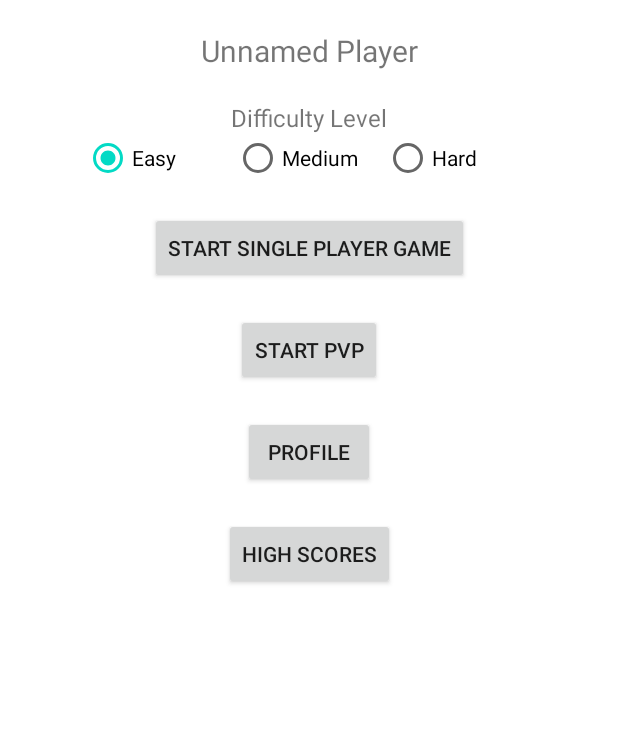
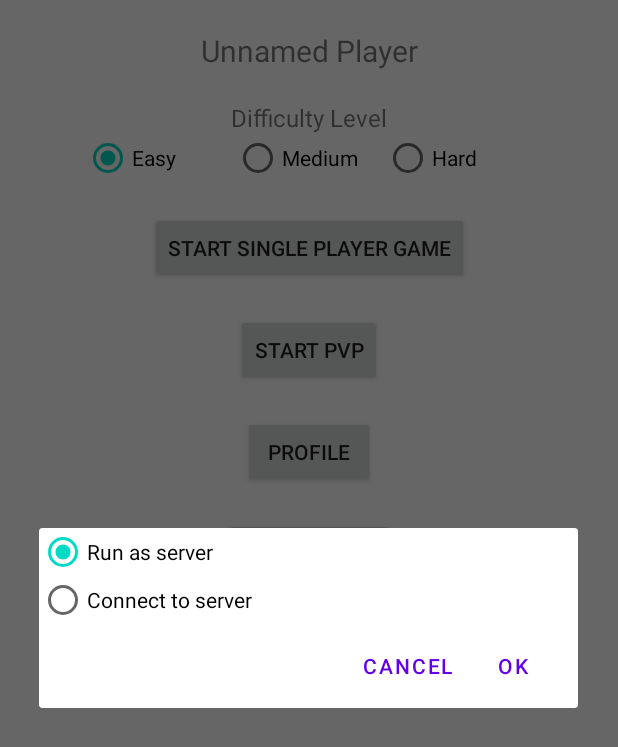
Before and after one commit to mengchun0120/box, an Android app: the screen it shows after launch (MainActivity), after a tap on "START PVP", on a phone screen of 412 x 824 dp. Shown: the top 747 px of the screen. Run offline under Robolectric (Android 15) with nearby library versions, the phone set to English and light mode, and no system bars; our stand-ins replace Room's generated code.

Commit message:
Added serverOrClient alertDiaglo

```diff
--- a/app/src/main/java/com/mcdane/box/Box.kt
+++ b/app/src/main/java/com/mcdane/box/Box.kt
@@ -60,7 +60,7 @@ class Box {
         const val BOX_ROWS = 4
         const val BOX_COLS = 4
         const val BOX_BREATH = 50.0f
-        const val SMALL_BOX_BREATH = 5f
+        const val SMALL_BOX_BREATH = 20f
         const val BOX_SPACING = 1.0f
         const val BOX_SPAN = BOX_BREATH + BOX_SPACING
         const val SMALL_BOX_SPAN = SMALL_BOX_BREATH + BOX_SPACING
--- a/app/src/main/java/com/mcdane/box/BoxActivity.kt
+++ b/app/src/main/java/com/mcdane/box/BoxActivity.kt
@@ -12,6 +12,8 @@ class BoxActivity : AppCompatActivity() {
             this,
             intent.getStringExtra("playerName") ?: "Unnamed Player",
             intent.getIntExtra("maxLevel", 0),
+            intent.getBooleanExtra("isMultiplayer", false),
+            intent.getBooleanExtra("serverOrClient", false),
         )
         setContentView(view)
     }
--- a/app/src/main/java/com/mcdane/box/MainActivity.kt
+++ b/app/src/main/java/com/mcdane/box/MainActivity.kt
@@ -1,10 +1,12 @@
 package com.mcdane.box
 
 import android.app.Activity
+import android.app.AlertDialog
 import android.content.Context
 import android.content.Intent
 import android.os.Bundle
 import android.util.Log
+import android.view.LayoutInflater
 import android.widget.Button
 import android.widget.RadioGroup
 import android.widget.TextView
@@ -107,11 +109,27 @@ class MainActivity : Activity() {
         val intent = Intent(this, BoxActivity::class.java)
         intent.putExtra("maxLevel", maxLevel)
         intent.putExtra("playerName", playerName)
+        intent.putExtra("isMultiplayer", false)
         startActivity(intent)
     }
 
     private fun onPvPGameClicked() {
-        Log.i(TAG, "PvP Game")
+        AlertDialog.Builder(this).apply{
+            val view = layoutInflater.inflate(R.layout.server_or_client, null)
+            setView(view)
+
+            val serverOrClient = view.findViewById<RadioGroup>(R.id.server_or_client)
+
+            setPositiveButton(R.string.ok) { dialog, _ ->
+                startPvPGame(
+                    serverOrClient.checkedRadioButtonId == R.id.run_as_server_button
+                )
+                dialog.dismiss()
+            }
+            setNegativeButton(R.string.cancel) { dialog, _ ->
+                dialog.dismiss()
+            }
+        }.show()
     }
 
     private fun onProfileClicked() {
@@ -129,6 +147,15 @@ class MainActivity : Activity() {
         startActivity(intent)
     }
 
+    private fun startPvPGame(serverOrClient: Boolean) {
+        val intent = Intent(this, BoxActivity::class.java)
+        intent.putExtra("maxLevel", maxLevel)
+        intent.putExtra("playerName", playerName)
+        intent.putExtra("isMultiplayer", true)
+        intent.putExtra("serverOrClient", serverOrClient)
+        startActivity(intent)
+    }
+
     private fun savePlayer(intent: Intent) {
         player = Player(
             intent.getStringExtra("firstName").toString(),
--- /dev/null
+++ b/app/src/main/res/layout/server_or_client.xml
@@ -0,0 +1,29 @@
+<?xml version="1.0" encoding="utf-8"?>
+<LinearLayout xmlns:android="http://schemas.android.com/apk/res/android"
+    android:orientation="vertical"
+    android:layout_width="match_parent"
+    android:layout_height="match_parent">
+
+    <RadioGroup
+        android:id="@+id/server_or_client"
+        android:layout_width="wrap_content"
+        android:layout_height="wrap_content">
+
+        <RadioButton
+            android:id="@+id/run_as_server_button"
+            android:layout_width="wrap_content"
+            android:layout_height="wrap_content"
+            android:checked="true"
+            android:text="@string/run_as_server"
+            />
+
+        <RadioButton
+            android:id="@+id/connect_to_server_button"
+            android:layout_width="wrap_content"
+            android:layout_height="wrap_content"
+            android:text="@string/connect_to_server"
+            />
+
+    </RadioGroup>
+
+</LinearLayout>
--- a/app/src/main/res/values/strings.xml
+++ b/app/src/main/res/values/strings.xml
@@ -19,4 +19,6 @@
     <string name="name">Name</string>
     <string name="score">Score</string>
     <string name="time">Time</string>
+    <string name="run_as_server">Run as server</string>
+    <string name="connect_to_server">Connect to server</string>
 </resources>
```
Also changed, not shown: app/src/main/java/com/mcdane/box/GameRenderer.kt (+17 -4 lines), app/src/main/java/com/mcdane/box/GameView.kt (+8 -2 lines).
